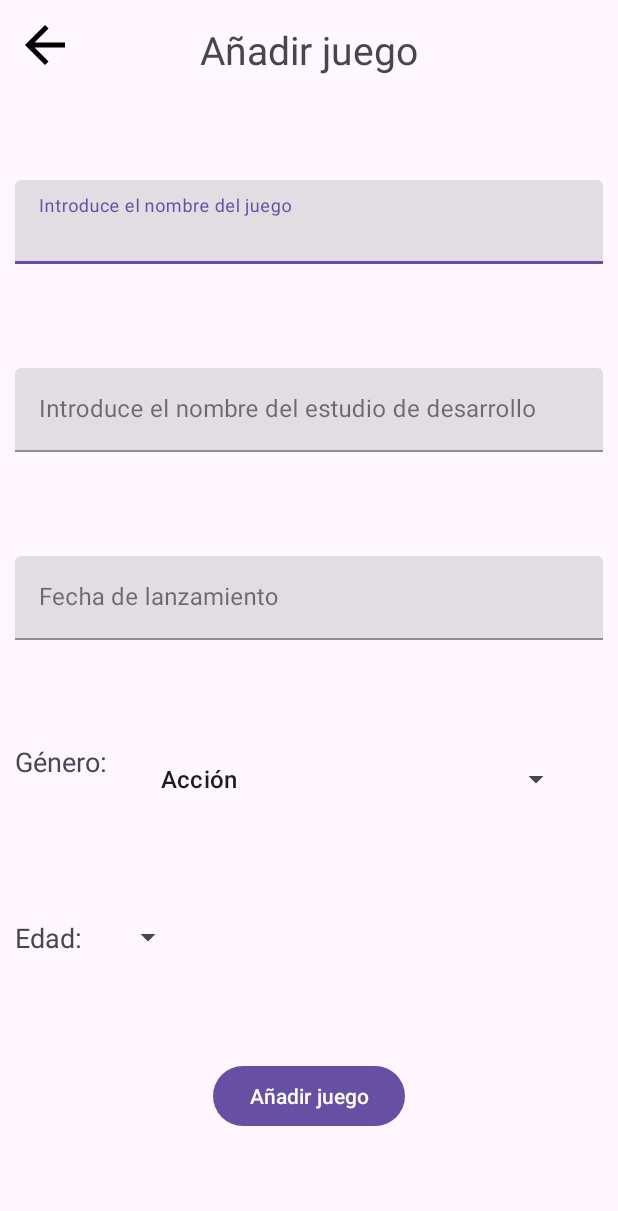
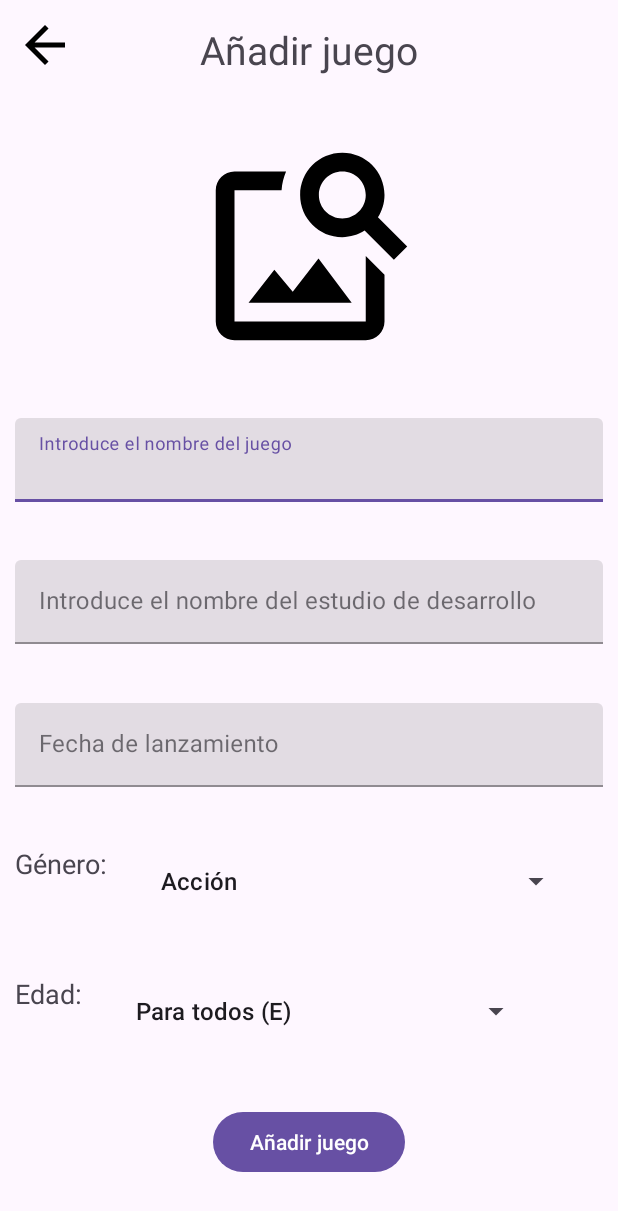
Before and after one commit to JoseJimenezGonzalez/2TDAM_AD_JOSE_JIMENEZ_GONZALEZ_CRUD_FIREBASE, an Android app: the CrearJuegoActivity screen opened directly, with no data from a screen before it, on a phone screen of 412 x 824 dp. Shown: the top 1211 px of the screen. Run offline under Robolectric (Android 15) with nearby library versions, the phone set to English and light mode, and no system bars; our stand-ins replace Firebase (no records; nobody signed in at launch, a user with empty details on screens opened directly).

Commit message:
commit ok

```diff
--- a/app/src/main/java/com/example/accesodatos/CrearJuegoActivity.kt
+++ b/app/src/main/java/com/example/accesodatos/CrearJuegoActivity.kt
@@ -1,38 +1,45 @@
 package com.example.accesodatos
 
 import android.content.Intent
+import android.net.Uri
 import androidx.appcompat.app.AppCompatActivity
 import android.os.Bundle
 import android.widget.AdapterView
 import android.widget.ArrayAdapter
 import android.widget.Spinner
 import android.widget.Toast
+import androidx.activity.result.contract.ActivityResultContracts
 import com.example.accesodatos.databinding.ActivityCrearJuegoBinding
+import com.google.firebase.database.DatabaseReference
+import com.google.firebase.database.FirebaseDatabase
+import com.google.firebase.storage.FirebaseStorage
+import com.google.firebase.storage.StorageReference
+import kotlinx.coroutines.Job
 
 class CrearJuegoActivity : AppCompatActivity() {
 
     private lateinit var binding: ActivityCrearJuegoBinding
+
+    private val seleccionarImagen =
+        registerForActivityResult(ActivityResultContracts.GetContent()) { uri: Uri? ->
+            uri?.let {
+                // Guarda la URI de la imagen seleccionada en la variable
+                uriImagenSeleccionada = it
+
+                // Puedes mostrar la imagen seleccionada en tu interfaz de usuario si es necesario
+                // imageView.setImageURI(it)
+            }
+        }
+    private var uriImagenSeleccionada: Uri? = null
+    private val databaseReference: DatabaseReference = FirebaseDatabase.getInstance().getReference("juegos")
+    private val storageReference: StorageReference = FirebaseStorage.getInstance().getReference("imagenes")
+
+
+
+
     private var opcionSeleccionadaGenero: String = ""
     private var opcionSeleccionadaEdad: String = ""
-    override fun onCreate(savedInstanceState: Bundle?) {
-        super.onCreate(savedInstanceState)
-
-        binding = ActivityCrearJuegoBinding.inflate(layoutInflater)
-        setContentView(binding.root)
-
-
-        //Volver atras boton
-        binding.ivBack.setOnClickListener {
-            //Pasamos a la siguiente actividad
-            val intent = Intent(this@CrearJuegoActivity, MainActivity::class.java)
-            startActivity(intent)
-        }
-
-        //Configurar el spinner de genero de juego
-        //Obtenemos el spinner
-        val spinnerGenero = findViewById<Spinner>(R.id.spinnerGenero)
-        //Creamos un array con el que vamos a inflar al spinner
-        val opcionesGeneroJuegos = arrayOf(
+    private val opcionesGeneroJuegos = arrayOf(
         "Acción",
         "Aventura",
         "Disparos en primera persona",
@@ -61,6 +68,33 @@ class CrearJuegoActivity : AppCompatActivity() {
         "Educativo",
         "Familiar",
     )
+    private val edadesRecomendadasJuegos = arrayOf(
+        "Para todos (E)",
+        "Mayores de 10 años (E10+)",
+        "Mayores de 13 años (T)",
+        "Mayores de 17 años (M)",
+        "Adultos (AO)",
+    )
+
+    override fun onCreate(savedInstanceState: Bundle?) {
+        super.onCreate(savedInstanceState)
+
+        binding = ActivityCrearJuegoBinding.inflate(layoutInflater)
+        setContentView(binding.root)
+
+
+        //Volver atras boton
+        binding.ivBack.setOnClickListener {
+            //Pasamos a la siguiente actividad
+            val intent = Intent(this@CrearJuegoActivity, MainActivity::class.java)
+            startActivity(intent)
+        }
+
+        //Configurar el spinner de genero de juego
+        //Obtenemos el spinner
+        val spinnerGenero = findViewById<Spinner>(R.id.spinnerGenero)
+        //Creamos un array con el que vamos a inflar al spinner
+
         // Crear un ArrayAdapter utilizando la lista de opciones y el diseño predeterminado
         val adapterGenero = ArrayAdapter(this, android.R.layout.simple_list_item_1, opcionesGeneroJuegos)
         // Aplicar el adaptador al Spinner
@@ -85,19 +119,13 @@ class CrearJuegoActivity : AppCompatActivity() {
         }
 
 
-        //Configurar el spinner de genero de juego
+        //Configurar el spinner de edades
         //Obtenemos el spinner
-        val spinnerEdad = findViewById<Spinner>(R.id.spinnerGenero)
+        val spinnerEdad = findViewById<Spinner>(R.id.spinnerEdad)
         //Creamos un array con el que vamos a inflar al spinner
-        val edadesRecomendadasJuegos = arrayOf(
-            "Para todos (E)",
-            "Mayores de 10 años (E10+)",
-            "Mayores de 13 años (T)",
-            "Mayores de 17 años (M)",
-            "Adultos (AO)",
-        )
+
         // Crear un ArrayAdapter utilizando la lista de opciones y el diseño predeterminado
-        val adapterEdad = ArrayAdapter(this, android.R.layout.simple_list_item_1, opcionesGeneroJuegos)
+        val adapterEdad = ArrayAdapter(this, android.R.layout.simple_list_item_1, edadesRecomendadasJuegos)
         // Aplicar el adaptador al Spinner
         spinnerEdad.adapter = adapterEdad
 
@@ -105,7 +133,7 @@ class CrearJuegoActivity : AppCompatActivity() {
         spinnerEdad.onItemSelectedListener = object : AdapterView.OnItemSelectedListener {
             override fun onItemSelected(parent: AdapterView<*>?, view: android.view.View?, position: Int, id: Long) {
                 // Obtener la opción seleccionada
-                val selectedItem = opcionesGeneroJuegos[position]
+                val selectedItem = edadesRecomendadasJuegos[position]
 
                 // Asignar la opción seleccionada
                 opcionSeleccionadaEdad = selectedItem
@@ -118,5 +146,65 @@ class CrearJuegoActivity : AppCompatActivity() {
                 // Manejar caso en que no se selecciona nada
             }
         }
+
+
+        //Cuando le da click al boton de guardar juego
+        binding.btnIntroducirJuego.setOnClickListener {
+            guardarJuegoEnFirebase()
+        }
+        binding.ivImagenJuego.setOnClickListener {
+            seleccionarImagen.launch("image/*")
         }
     }
+    // Función para guardar un juego en Firebase
+    private fun guardarJuegoEnFirebase() {
+        // Verifica si se ha seleccionado una imagen
+        if (uriImagenSeleccionada != null) {
+            // Genera un nombre único para la imagen (puedes personalizar según tus necesidades)
+            val nombreImagen = "imagen_${System.currentTimeMillis()}.jpg"
+
+            // Referencia al lugar en Firebase Storage donde se almacenará la imagen
+            val referenciaImagen = storageReference.child(nombreImagen)
+
+            // Sube la imagen al Storage
+            referenciaImagen.putFile(uriImagenSeleccionada!!)
+                .addOnSuccessListener {
+                    // Aquí puedes manejar el éxito de la carga, por ejemplo, obtener la URL de la imagen
+                    referenciaImagen.downloadUrl.addOnSuccessListener { url ->
+                        // URL de la imagen en Firebase Storage
+                        val urlImagenFirebase = url.toString()
+
+                        // Crea un nuevo objeto Juego con la URL de la imagen y otros detalles
+                        val nuevoJuego = Juego(
+                            imagen = urlImagenFirebase,
+                            nombre = "Nombre del juego", // Reemplaza con el nombre real del juego
+                            estudio = "Estudio del juego", // Reemplaza con el estudio real del juego
+                            fechaLanzamiento = "Fecha de lanzamiento", // Reemplaza con la fecha real del lanzamiento
+                            genero = opcionSeleccionadaGenero,
+                            edad = opcionSeleccionadaEdad
+                        )
+
+                        // Genera una clave única para el juego en la base de datos
+                        val claveJuego = databaseReference.push().key
+
+                        // Guarda el juego en la base de datos usando la clave generada
+                        claveJuego?.let { clave ->
+                            databaseReference.child(clave).setValue(nuevoJuego)
+                        }
+
+                        // Realiza otras acciones después de agregar el juego si es necesario
+                        Toast.makeText(this@CrearJuegoActivity, "Juego creado con éxito", Toast.LENGTH_SHORT).show()
+                        val intent = Intent(this@CrearJuegoActivity, MainActivity::class.java)
+                        startActivity(intent)
+                    }
+                }
+                .addOnFailureListener { e ->
+                    // Maneja los errores de carga de la imagen
+                    Toast.makeText(this@CrearJuegoActivity, "Error al cargar la imagen: $e", Toast.LENGTH_SHORT).show()
+                }
+        } else {
+            // Maneja el caso en el que no se ha seleccionado ninguna imagen
+            Toast.makeText(this@CrearJuegoActivity, "Selecciona una imagen para el juego", Toast.LENGTH_SHORT).show()
+        }
+    }
+}
--- /dev/null
+++ b/app/src/main/res/drawable/ic_image_search.xml
@@ -0,0 +1,5 @@
+<vector android:height="24dp" android:tint="#000000"
+    android:viewportHeight="24" android:viewportWidth="24"
+    android:width="24dp" xmlns:android="http://schemas.android.com/apk/res/android">
+    <path android:fillColor="@android:color/white" android:pathData="M18,13v7L4,20L4,6h5.02c0.05,-0.71 0.22,-1.38 0.48,-2L4,4c-1.1,0 -2,0.9 -2,2v14c0,1.1 0.9,2 2,2h14c1.1,0 2,-0.9 2,-2v-5l-2,-2zM16.5,18h-11l2.75,-3.53 1.96,2.36 2.75,-3.54zM19.3,8.89c0.44,-0.7 0.7,-1.51 0.7,-2.39C20,4.01 17.99,2 15.5,2S11,4.01 11,6.5s2.01,4.5 4.49,4.5c0.88,0 1.7,-0.26 2.39,-0.7L21,13.42 22.42,12 19.3,8.89zM15.5,9C14.12,9 13,7.88 13,6.5S14.12,4 15.5,4 18,5.12 18,6.5 16.88,9 15.5,9z"/>
+</vector>
--- a/app/src/main/res/layout/activity_crear_juego.xml
+++ b/app/src/main/res/layout/activity_crear_juego.xml
@@ -19,6 +19,17 @@
     </TextView>
 
     <ImageView
+        android:id="@+id/ivImagenJuego"
+        app:layout_constraintTop_toBottomOf="@id/tvTitulo"
+        app:layout_constraintStart_toStartOf="parent"
+        app:layout_constraintEnd_toEndOf="parent"
+        app:layout_constraintBottom_toTopOf="@id/tilNombreJuego"
+        android:layout_width="150dp"
+        android:layout_height="150dp"
+        android:src="@drawable/ic_image_search">
+    </ImageView>
+
+    <ImageView
         android:id="@+id/ivBack"
         android:layout_width="60dp"
         android:layout_height="60dp"
@@ -32,7 +43,7 @@
         android:id="@+id/tilNombreJuego"
         app:layout_constraintStart_toStartOf="parent"
         app:layout_constraintEnd_toEndOf="parent"
-        app:layout_constraintTop_toBottomOf="@id/tvTitulo"
+        app:layout_constraintTop_toBottomOf="@id/ivImagenJuego"
         app:layout_constraintBottom_toTopOf="@id/tilNombreEstudio"
         style="@style/Widget.MaterialComponents.TextInputLayout.FilledBox"
         android:layout_width="match_parent"
--- a/build.gradle.kts
+++ b/build.gradle.kts
@@ -2,4 +2,5 @@
 plugins {
     id("com.android.application") version "8.0.2" apply false
     id("org.jetbrains.kotlin.android") version "1.9.10" apply false
+    id("com.google.gms.google-services") version "4.4.0" apply false
 }
```
Also changed, not shown: app/build.gradle.kts (+12 -0 lines), app/src/main/java/com/example/accesodatos/Juego.kt (added, +10 -0 lines), 1 other file. Lines whose indentation alone changed are shown as unchanged.
